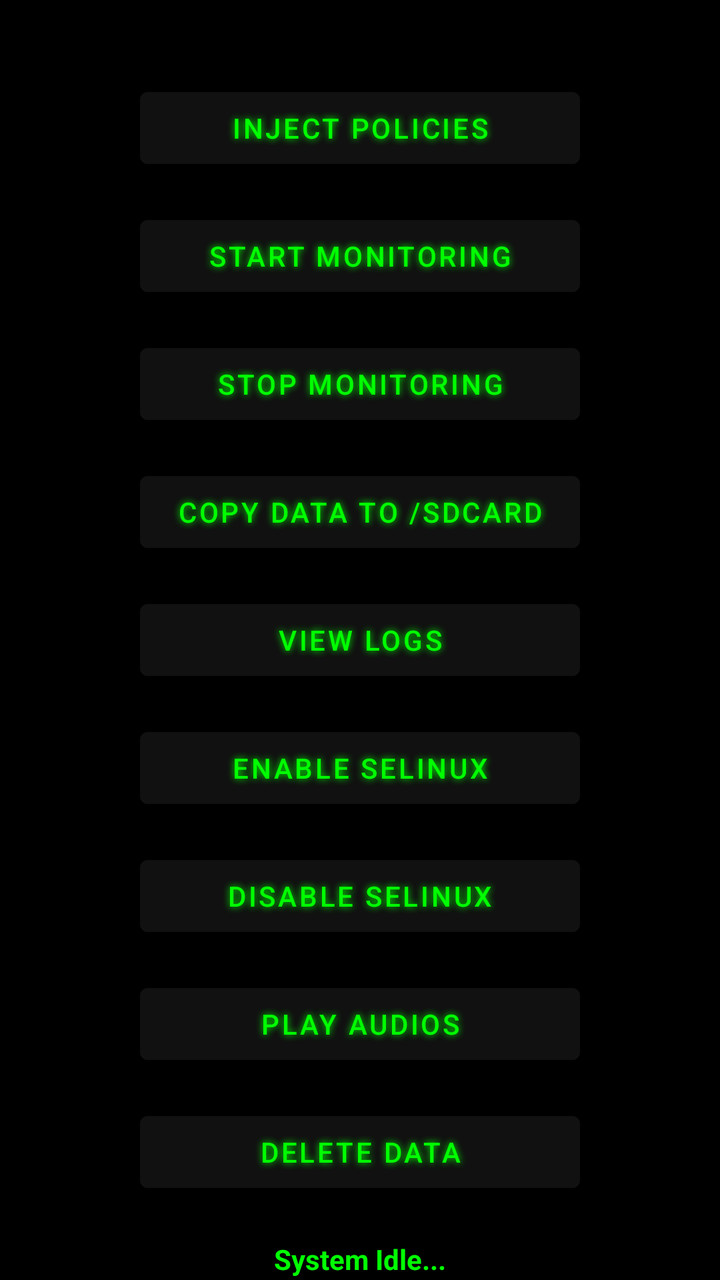
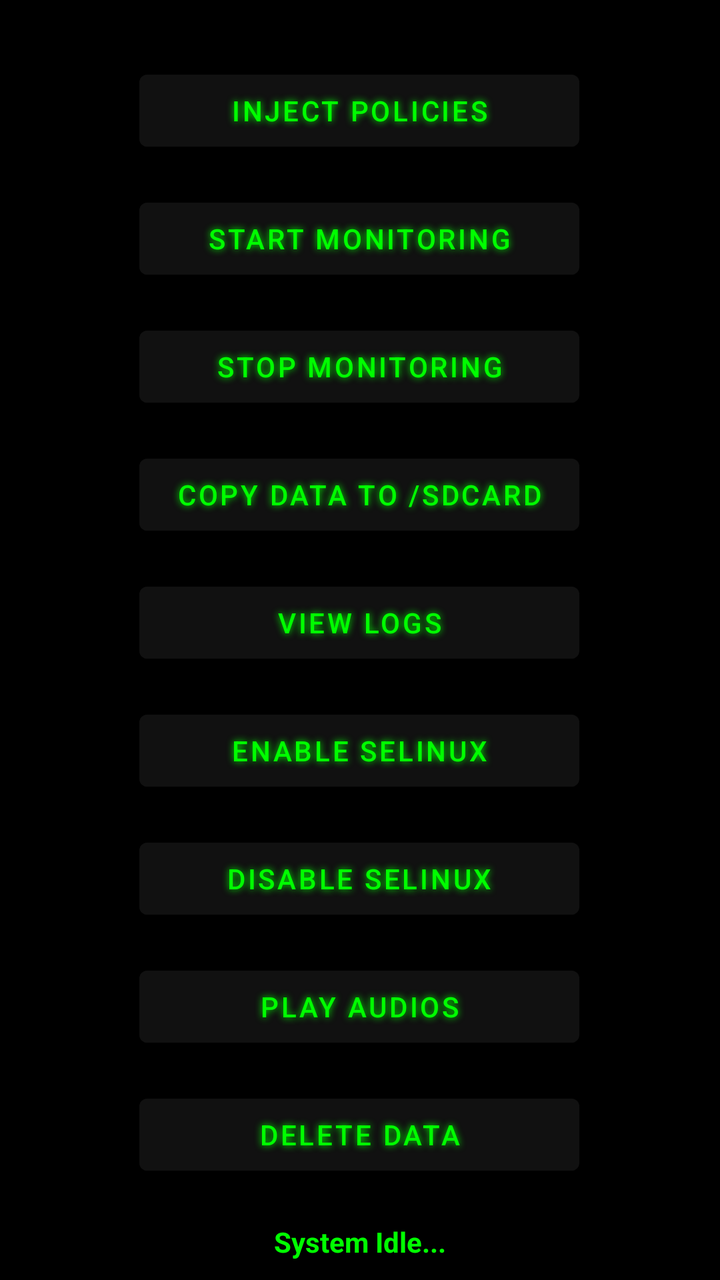

Two renders of the same Android screen: before a commit and after it. Below are the layout's source before the change and the commit's diff.
<!-- AndroidManifest.xml: application theme Theme.Voip -->
<!-- res/layout/activity_main.xml -->
<?xml version="1.0" encoding="utf-8"?>
<androidx.constraintlayout.widget.ConstraintLayout
    xmlns:android="http://schemas.android.com/apk/res/android"
    xmlns:app="http://schemas.android.com/apk/res-auto"
    xmlns:tools="http://schemas.android.com/tools"
    android:layout_width="match_parent"
    android:layout_height="match_parent"
    android:background="#000000"
    tools:context=".MainActivity">

    
    <LinearLayout
        android:id="@+id/buttonContainer"
        android:orientation="vertical"
        android:layout_width="wrap_content"
        android:layout_height="wrap_content"
        android:gravity="center"
        app:layout_constraintTop_toTopOf="parent"
        app:layout_constraintBottom_toBottomOf="parent"
        app:layout_constraintStart_toStartOf="parent"
        app:layout_constraintEnd_toEndOf="parent">

        
        <Button
            android:id="@+id/btnInjectPolicies"
            android:layout_width="220dp"
            android:layout_height="wrap_content"
            android:text="Inject Policies"
            android:textColor="#00FF00"
            android:backgroundTint="#111111"
            android:shadowColor="#00FF00"
            android:shadowDx="0"
            android:shadowDy="0"
            android:shadowRadius="8"
            android:layout_marginBottom="16dp"/>

        
        <Button
            android:id="@+id/btnStartMonitoring"
            android:layout_width="220dp"
            android:layout_height="wrap_content"
            android:text="Start Monitoring"
            android:textColor="#00FF00"
            android:backgroundTint="#111111"
            android:shadowColor="#00FF00"
            android:shadowDx="0"
            android:shadowDy="0"
            android:shadowRadius="8"
            android:layout_marginBottom="16dp"/>

        
        <Button
            android:id="@+id/btnStopMonitoring"
            android:layout_width="220dp"
            android:layout_height="wrap_content"
            android:text="Stop Monitoring"
            android:textColor="#00FF00"
            android:backgroundTint="#111111"
            android:shadowColor="#00FF00"
            android:shadowDx="0"
            android:shadowDy="0"
            android:shadowRadius="8"
            android:layout_marginBottom="16dp"/>

        
        <Button
            android:id="@+id/btnCopyData"
            android:layout_width="220dp"
            android:layout_height="wrap_content"
            android:text="Copy data to /sdcard"
            android:textColor="#00FF00"
            android:backgroundTint="#111111"
            android:shadowColor="#00FF00"
            android:shadowDx="0"
            android:shadowDy="0"
            android:shadowRadius="8"
            android:layout_marginBottom="16dp"/>

        
        <Button
            android:id="@+id/btnViewLogs"
            android:layout_width="220dp"
            android:layout_height="wrap_content"
            android:text="View Logs"
            android:textColor="#00FF00"
            android:backgroundTint="#111111"
            android:shadowColor="#00FF00"
            android:shadowDx="0"
            android:shadowDy="0"
            android:shadowRadius="8"
            android:layout_marginBottom="16dp"/>

        
        <Button
            android:id="@+id/btnEnableSelinux"
            android:layout_width="220dp"
            android:layout_height="wrap_content"
            android:text="Enable Selinux"
            android:textColor="#00FF00"
            android:backgroundTint="#111111"
            android:shadowColor="#00FF00"
            android:shadowDx="0"
            android:shadowDy="0"
            android:shadowRadius="8"
            android:layout_marginBottom="16dp"/>

        
        <Button
            android:id="@+id/btnDisableSelinux"
            android:layout_width="220dp"
            android:layout_height="wrap_content"
            android:text="Disable Selinux"
            android:textColor="#00FF00"
            android:backgroundTint="#111111"
            android:shadowColor="#00FF00"
            android:shadowDx="0"
            android:shadowDy="0"
            android:shadowRadius="8"
            android:layout_marginBottom="16dp"/>

        
        <Button
            android:id="@+id/btnPlayAudios"
            android:layout_width="220dp"
            android:layout_height="wrap_content"
            android:text="Play Audios"
            android:textColor="#00FF00"
            android:backgroundTint="#111111"
            android:shadowColor="#00FF00"
            android:shadowDx="0"
            android:shadowDy="0"
            android:shadowRadius="8"
            android:layout_marginBottom="16dp"/>

        
        <Button
            android:id="@+id/btnDeleteData"
            android:layout_width="220dp"
            android:layout_height="wrap_content"
            android:text="Delete Data"
            android:textColor="#00FF00"
            android:backgroundTint="#111111"
            android:shadowColor="#00FF00"
            android:shadowDx="0"
            android:shadowDy="0"
            android:shadowRadius="8"/>

    </LinearLayout>

    
    <TextView
        android:id="@+id/tvStatus"
        android:layout_width="wrap_content"
        android:layout_height="wrap_content"
        android:text="System Idle..."
        android:textColor="#00FF00"
        android:textStyle="bold"
        app:layout_constraintTop_toBottomOf="@id/buttonContainer"
        app:layout_constraintStart_toStartOf="parent"
        app:layout_constraintEnd_toEndOf="parent"
        android:layout_marginTop="20dp"/>

</androidx.constraintlayout.widget.ConstraintLayout>
<!-- resources referenced by this layout -->
<resources>
  <style name="Theme.Voip" parent="Theme.MaterialComponents.DayNight.DarkActionBar">
          
          <item name="colorPrimary">@color/black</item>
          <item name="colorPrimaryVariant">@color/black</item>
          <item name="colorOnPrimary">@color/white</item>
          
          <item name="colorSecondary">@color/teal_200</item>
          <item name="colorSecondaryVariant">@color/teal_700</item>
          <item name="colorOnSecondary">@color/black</item>
          
          <item name="android:statusBarColor">?attr/colorPrimaryVariant</item>
          
      </style>
  <color name="black">#FF000000</color>
  <color name="white">#FFFFFFFF</color>
  <color name="teal_200">#FF03DAC5</color>
  <color name="teal_700">#FF018786</color>
</resources>

<!-- the commit's change to res/layout/activity_main.xml (unified diff, before → after) -->
@@ -9,145 +9,148 @@
     tools:context=".MainActivity">
 
     
+
+    
     <LinearLayout
         android:id="@+id/buttonContainer"
-        android:orientation="vertical"
         android:layout_width="wrap_content"
         android:layout_height="wrap_content"
         android:gravity="center"
+        android:orientation="vertical"
+        app:layout_constraintBottom_toBottomOf="parent"
+        app:layout_constraintEnd_toEndOf="parent"
+        app:layout_constraintHorizontal_bias="0.497"
+        app:layout_constraintStart_toStartOf="parent"
         app:layout_constraintTop_toTopOf="parent"
-        app:layout_constraintBottom_toBottomOf="parent"
-        app:layout_constraintStart_toStartOf="parent"
-        app:layout_constraintEnd_toEndOf="parent">
+        app:layout_constraintVertical_bias="0.391">
 
         
         <Button
             android:id="@+id/btnInjectPolicies"
             android:layout_width="220dp"
             android:layout_height="wrap_content"
-            android:text="Inject Policies"
-            android:textColor="#00FF00"
+            android:layout_marginBottom="16dp"
             android:backgroundTint="#111111"
             android:shadowColor="#00FF00"
             android:shadowDx="0"
             android:shadowDy="0"
             android:shadowRadius="8"
-            android:layout_marginBottom="16dp"/>
+            android:text="Inject Policies"
+            android:textColor="#00FF00" />
 
         
         <Button
             android:id="@+id/btnStartMonitoring"
             android:layout_width="220dp"
             android:layout_height="wrap_content"
-            android:text="Start Monitoring"
-            android:textColor="#00FF00"
+            android:layout_marginBottom="16dp"
             android:backgroundTint="#111111"
             android:shadowColor="#00FF00"
             android:shadowDx="0"
             android:shadowDy="0"
             android:shadowRadius="8"
-            android:layout_marginBottom="16dp"/>
+            android:text="Start Monitoring"
+            android:textColor="#00FF00" />
 
         
         <Button
             android:id="@+id/btnStopMonitoring"
             android:layout_width="220dp"
             android:layout_height="wrap_content"
-            android:text="Stop Monitoring"
-            android:textColor="#00FF00"
+            android:layout_marginBottom="16dp"
             android:backgroundTint="#111111"
             android:shadowColor="#00FF00"
             android:shadowDx="0"
             android:shadowDy="0"
             android:shadowRadius="8"
-            android:layout_marginBottom="16dp"/>
+            android:text="Stop Monitoring"
+            android:textColor="#00FF00" />
 
         
         <Button
             android:id="@+id/btnCopyData"
             android:layout_width="220dp"
             android:layout_height="wrap_content"
-            android:text="Copy data to /sdcard"
-            android:textColor="#00FF00"
+            android:layout_marginBottom="16dp"
             android:backgroundTint="#111111"
             android:shadowColor="#00FF00"
             android:shadowDx="0"
             android:shadowDy="0"
             android:shadowRadius="8"
-            android:layout_marginBottom="16dp"/>
+            android:text="Copy data to /sdcard"
+            android:textColor="#00FF00" />
 
         
         <Button
             android:id="@+id/btnViewLogs"
             android:layout_width="220dp"
             android:layout_height="wrap_content"
-            android:text="View Logs"
-            android:textColor="#00FF00"
+            android:layout_marginBottom="16dp"
             android:backgroundTint="#111111"
             android:shadowColor="#00FF00"
             android:shadowDx="0"
             android:shadowDy="0"
             android:shadowRadius="8"
-            android:layout_marginBottom="16dp"/>
+            android:text="View Logs"
+            android:textColor="#00FF00" />
 
         
         <Button
             android:id="@+id/btnEnableSelinux"
             android:layout_width="220dp"
             android:layout_height="wrap_content"
-            android:text="Enable Selinux"
-            android:textColor="#00FF00"
+            android:layout_marginBottom="16dp"
             android:backgroundTint="#111111"
             android:shadowColor="#00FF00"
             android:shadowDx="0"
             android:shadowDy="0"
             android:shadowRadius="8"
-            android:layout_marginBottom="16dp"/>
+            android:text="Enable Selinux"
+            android:textColor="#00FF00" />
 
         
         <Button
             android:id="@+id/btnDisableSelinux"
             android:layout_width="220dp"
             android:layout_height="wrap_content"
-            android:text="Disable Selinux"
-            android:textColor="#00FF00"
+            android:layout_marginBottom="16dp"
             android:backgroundTint="#111111"
             android:shadowColor="#00FF00"
             android:shadowDx="0"
             android:shadowDy="0"
             android:shadowRadius="8"
-            android:layout_marginBottom="16dp"/>
+            android:text="Disable Selinux"
+            android:textColor="#00FF00" />
 
         
         <Button
             android:id="@+id/btnPlayAudios"
             android:layout_width="220dp"
             android:layout_height="wrap_content"
-            android:text="Play Audios"
-            android:textColor="#00FF00"
+            android:layout_marginBottom="16dp"
             android:backgroundTint="#111111"
             android:shadowColor="#00FF00"
             android:shadowDx="0"
             android:shadowDy="0"
             android:shadowRadius="8"
-            android:layout_marginBottom="16dp"/>
+            android:text="Play Audios"
+            android:textColor="#00FF00" />
 
         
         <Button
             android:id="@+id/btnDeleteData"
             android:layout_width="220dp"
             android:layout_height="wrap_content"
-            android:text="Delete Data"
-            android:textColor="#00FF00"
             android:backgroundTint="#111111"
             android:shadowColor="#00FF00"
             android:shadowDx="0"
             android:shadowDy="0"
-            android:shadowRadius="8"/>
+            android:shadowRadius="8"
+            android:text="Delete Data"
+            android:textColor="#00FF00" />
 
     </LinearLayout>
 
-    
     <TextView
         android:id="@+id/tvStatus"
         android:layout_width="wrap_content"
